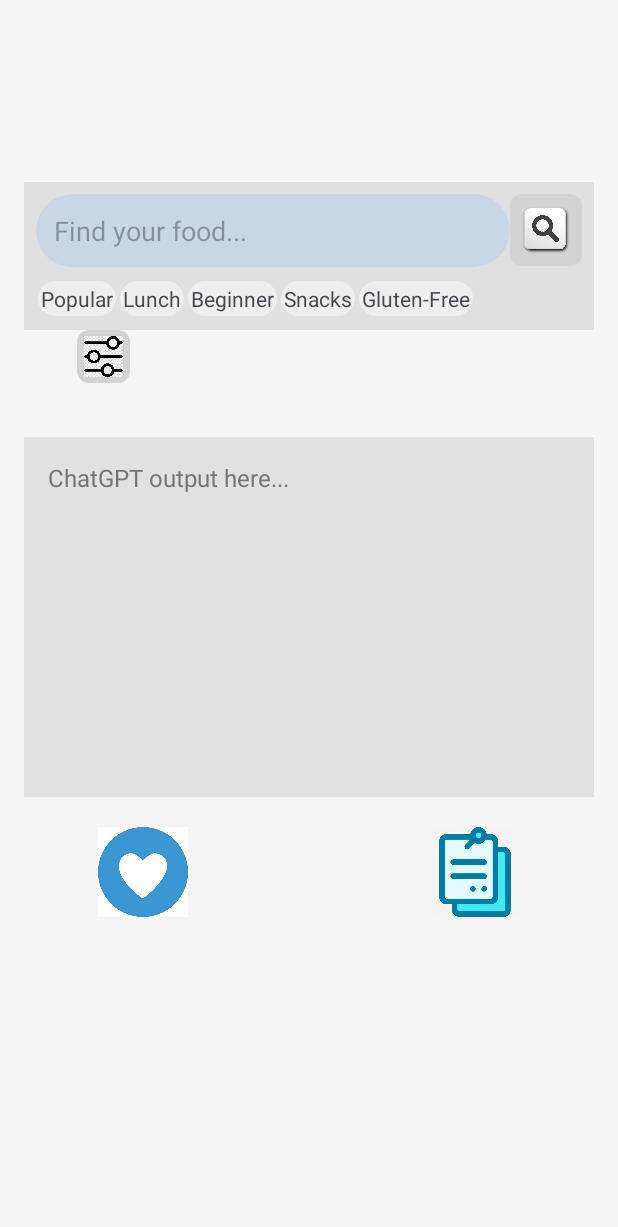
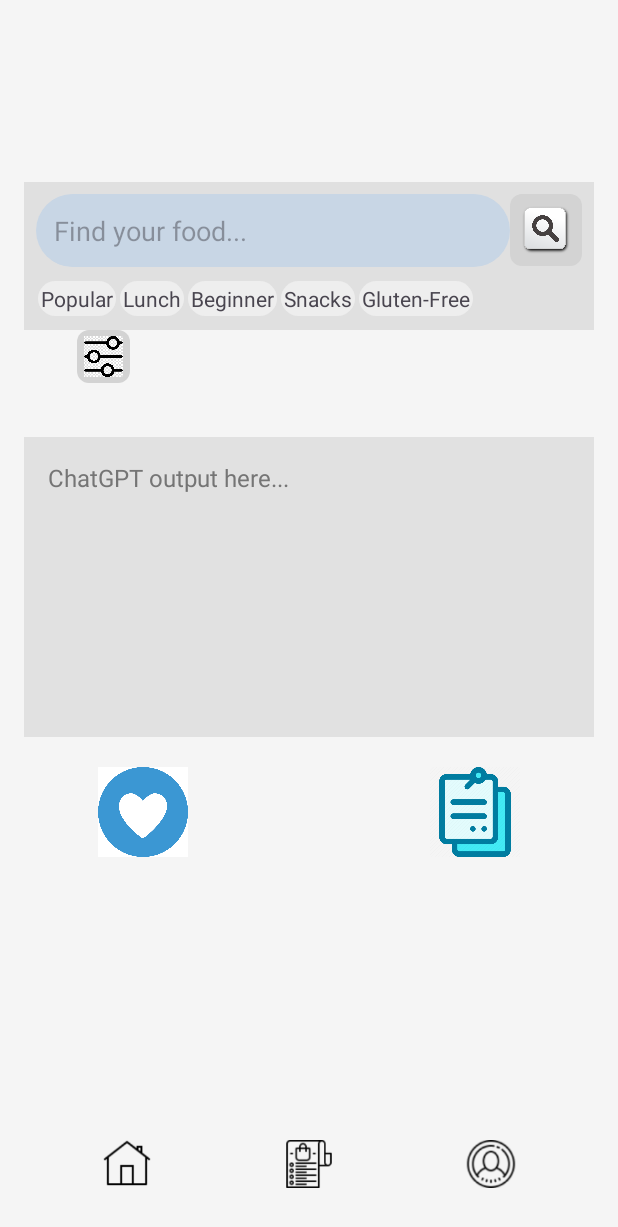
Before and after one commit to Sophiayangg/CS407-final-project, an Android app: the Home screen opened directly, with no data from a screen before it, on a phone screen of 412 x 824 dp. Shown: the top 1227 px of the screen. Run offline under Robolectric (Android 15) with nearby library versions, the light colour scheme and no system bars.

Commit message:
finished navigation bar

```diff
--- a/app/src/main/res/layout/activity_home.xml
+++ b/app/src/main/res/layout/activity_home.xml
@@ -203,7 +203,7 @@
     <TextView
         android:id="@+id/tvChatGPTOutput"
         android:layout_width="match_parent"
-        android:layout_height="240dp"
+        android:layout_height="200dp"
         android:layout_below="@id/scrollViewFilterExpandable"
         android:background="#E1E1E1"
         android:padding="16dp"
@@ -245,11 +245,45 @@
         android:scaleType="fitCenter"/>
 
 
+    <LinearLayout
+        android:id="@+id/bottomBar"
+        android:layout_width="match_parent"
+        android:layout_height="wrap_content"
+        android:layout_alignParentBottom="true"
+        android:orientation="horizontal"
+        android:background="#f5f5f5"
+        android:padding="8dp">
 
+        <ImageButton
+            android:id="@+id/btnHome"
+            android:layout_width="0dp"
+            android:layout_height="48dp"
+            android:layout_weight="1"
+            android:src="@drawable/ic_home"
+            android:background="?android:selectableItemBackground"
+            android:scaleType="fitCenter"
+            android:padding="8dp" />
 
+        <ImageButton
+            android:id="@+id/btnMenu"
+            android:layout_width="0dp"
+            android:layout_height="48dp"
+            android:layout_weight="1"
+            android:src="@drawable/ic_menu"
+            android:background="?android:selectableItemBackground"
+            android:scaleType="fitCenter"
+            android:padding="8dp" />
 
-
-
+        <ImageButton
+            android:id="@+id/btnUserProfile"
+            android:layout_width="0dp"
+            android:layout_height="48dp"
+            android:layout_weight="1"
+            android:src="@drawable/ic_profile"
+            android:background="?android:selectableItemBackground"
+            android:scaleType="fitCenter"
+            android:padding="8dp" />
+    </LinearLayout>
 
 
 </RelativeLayout>
```
Also changed, not shown: app/src/main/res/drawable/ic_home.png (added), app/src/main/res/drawable/ic_menu.png (added), app/src/main/res/drawable/ic_profile.png (added).
